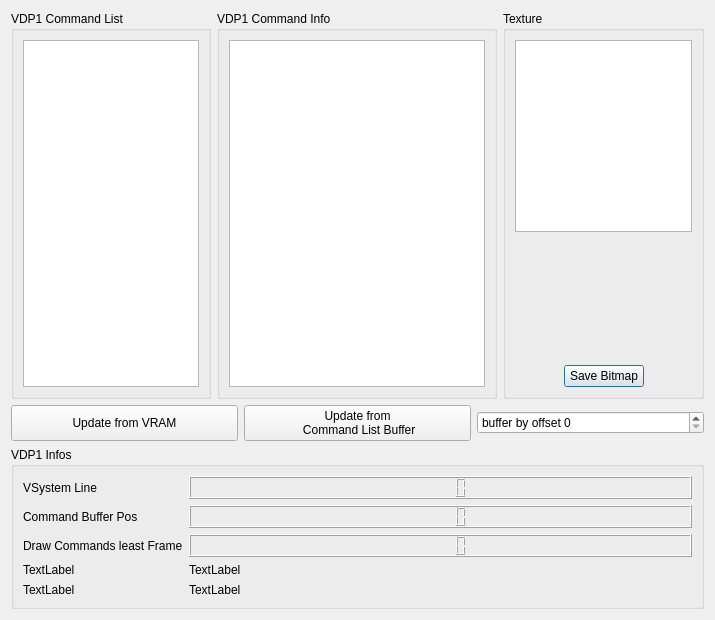
Old version of the form yabause/src/port/qt/ui/UIDebugVDP1.ui in the repository rob-ack/yabause.
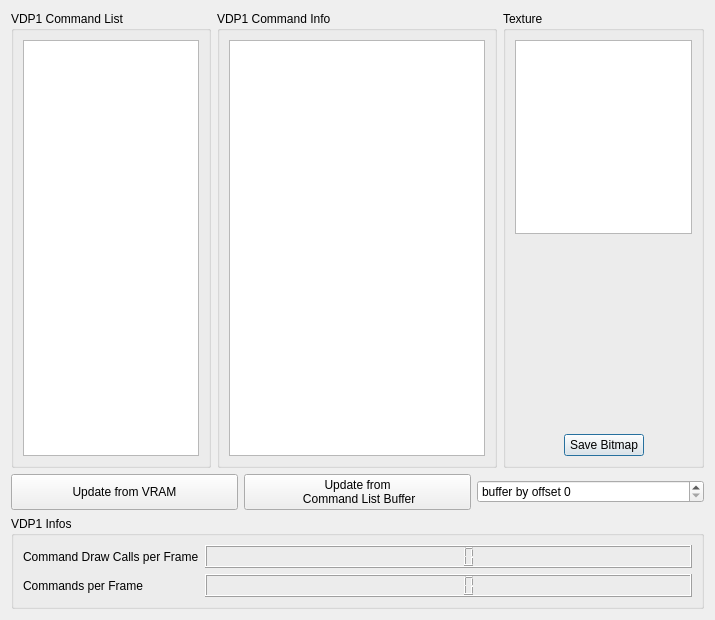
New version of the form.

Commit message: add: -vdp1 debug informations

The edit to the form file:
```diff
--- a/yabause/src/port/qt/ui/UIDebugVDP1.ui
+++ b/yabause/src/port/qt/ui/UIDebugVDP1.ui
@@ -220,12 +220,15 @@
       <item row="0" column="0">
        <widget class="QLabel" name="label">
         <property name="text">
-         <string>VSystem Line</string>
+         <string>Command Draw Calls per Frame</string>
         </property>
        </widget>
       </item>
       <item row="0" column="1">
        <widget class="QLCDNumber" name="lcdNVLine">
+        <property name="enabled">
+         <bool>true</bool>
+        </property>
         <property name="font">
          <font>
           <family>MS Shell Dlg 2</family>
@@ -253,51 +256,13 @@
        </widget>
       </item>
       <item row="1" column="0">
-       <widget class="QLabel" name="label_2">
-        <property name="text">
-         <string>Command Buffer Pos</string>
-        </property>
-       </widget>
-      </item>
-      <item row="1" column="1">
-       <widget class="QLCDNumber" name="lcdNCmdBufferPos"/>
-      </item>
-      <item row="3" column="0">
-       <widget class="QLabel" name="label_3">
-        <property name="text">
-         <string>TextLabel</string>
-        </property>
-       </widget>
-      </item>
-      <item row="3" column="1">
-       <widget class="QLabel" name="label_4">
-        <property name="text">
-         <string>TextLabel</string>
-        </property>
-       </widget>
-      </item>
-      <item row="4" column="0">
-       <widget class="QLabel" name="label_5">
-        <property name="text">
-         <string>TextLabel</string>
-        </property>
-       </widget>
-      </item>
-      <item row="4" column="1">
-       <widget class="QLabel" name="label_6">
-        <property name="text">
-         <string>TextLabel</string>
-        </property>
-       </widget>
-      </item>
-      <item row="2" column="0">
        <widget class="QLabel" name="label_7">
         <property name="text">
-         <string>Draw Commands least Frame</string>
+         <string>Commands per Frame</string>
         </property>
        </widget>
       </item>
-      <item row="2" column="1">
+      <item row="1" column="1">
        <widget class="QLCDNumber" name="lcdNDrawsLastFrame"/>
       </item>
      </layout>
```
The commit also changes 10 other files.
